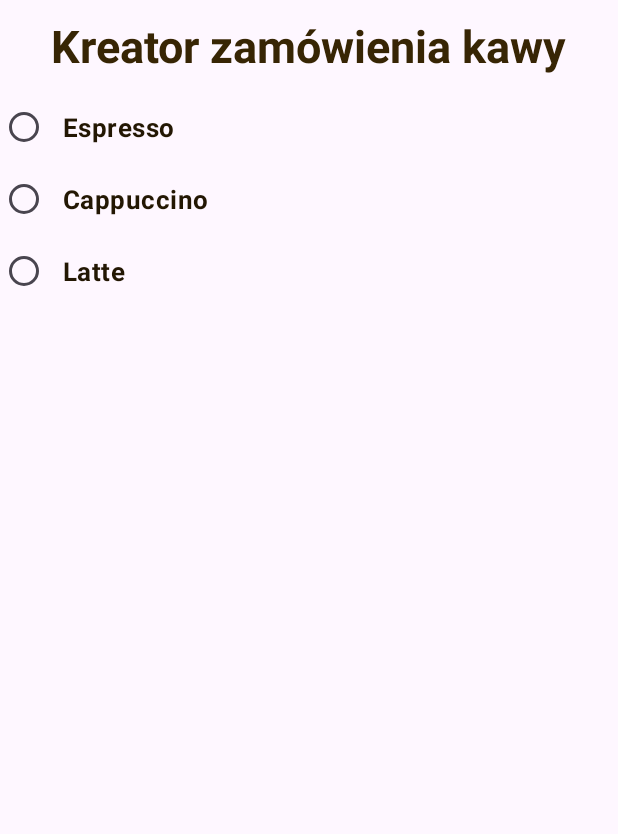
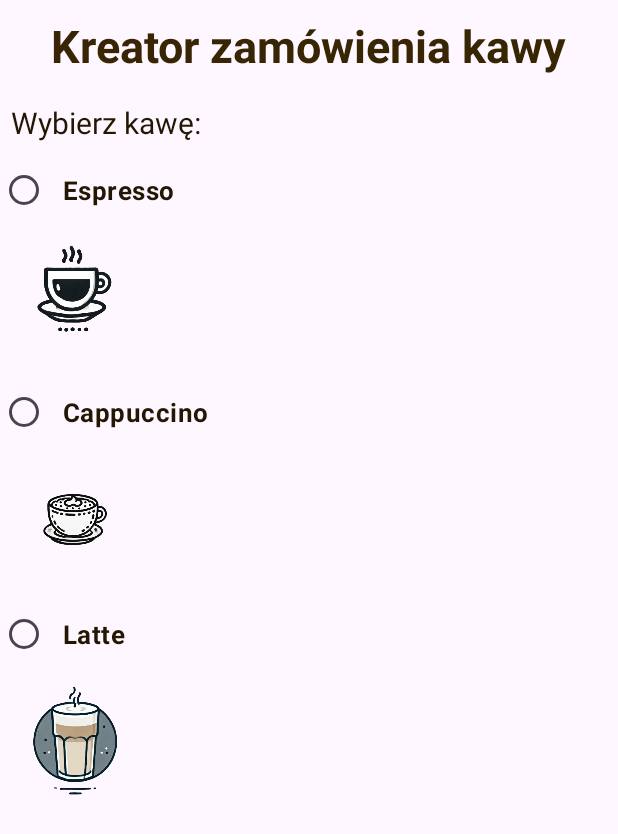
Before and after one commit to probula/Kreator-Kawy, an Android app: the screen it shows after launch (MainActivity), on a phone screen of 412 x 824 dp. Shown: the top 834 px of the screen. Run offline under Robolectric (Android 15) with nearby library versions, the phone set to English and light mode, and no system bars.

Commit message:
added photos of coffee and ImageView

```diff
--- a/app/src/main/res/layout/activity_main.xml
+++ b/app/src/main/res/layout/activity_main.xml
@@ -17,8 +17,15 @@
         android:layout_gravity="center"
         android:textSize="30dp"
         android:textColor="#372504"
-        android:textStyle="bold"
-        />
+        android:textStyle="bold" />
+
+    <TextView
+        android:layout_width="wrap_content"
+        android:layout_height="wrap_content"
+        android:text="Wybierz kawę:"
+        android:layout_margin="7.5dp"
+        android:textColor="#231703"
+        android:textSize="20dp" />
 
     <RadioButton
         android:id="@+id/rbEspresso"
@@ -30,6 +37,13 @@
         android:textColor="#231703"
         android:textSize="17dp"/>
 
+    <ImageView
+        android:layout_width="100dp"
+        android:layout_height="100dp"
+        android:contentDescription="espresso"
+        android:scaleType="centerCrop"
+        android:src="@drawable/espressozdj"/>
+
     <RadioButton
         android:id="@+id/rbCappuccino"
         android:layout_width="wrap_content"
@@ -39,6 +53,13 @@
         android:textStyle="bold"
         android:textColor="#231703"
         android:textSize="17dp"/>
+
+    <ImageView
+        android:layout_width="100dp"
+        android:layout_height="100dp"
+        android:contentDescription="cappuccino"
+        android:scaleType="centerCrop"
+        android:src="@drawable/cappuccinozdj"/>
 
     <RadioButton
         android:id="@+id/rbLatte"
@@ -50,5 +71,13 @@
         android:textColor="#231703"
         android:textSize="17dp"/>
 
+    <ImageView
+        android:layout_width="100dp"
+        android:layout_height="100dp"
+        android:contentDescription="latte"
+        android:scaleType="centerCrop"
+        android:src="@drawable/lattezdj"/>
+
+
 
 </LinearLayout>
```
Also changed, not shown: app/src/main/java/com/example/kreator_kawy/MainActivity.kt (line endings or trailing spaces), app/src/main/res/drawable/cappuccinozdj.png (added), app/src/main/res/drawable/espressozdj.png (added), app/src/main/res/drawable/lattezdj.png (added).
